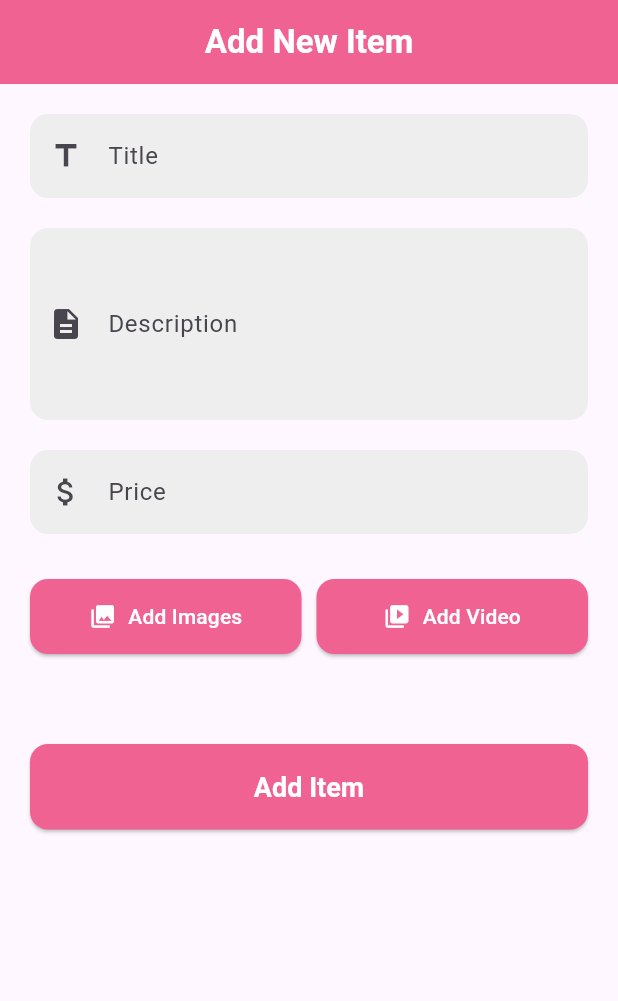
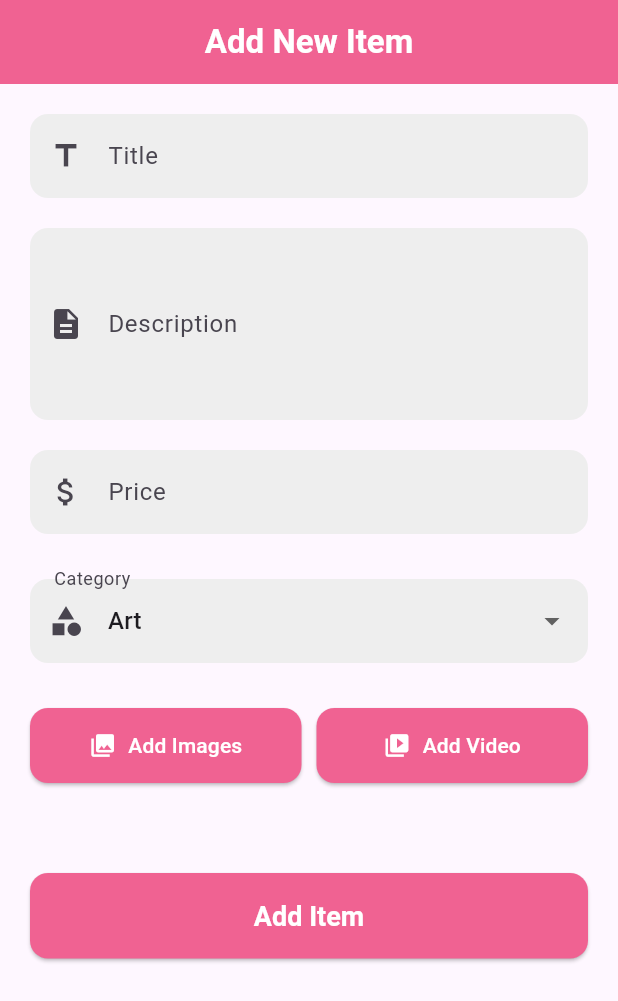
Before and after one commit to Darshan7Golechha/custom_gifts, a Flutter app: the HomePage screen opened by its route, after a tap on "Add Item", on a phone screen of 412 x 824 dp. Shown: the top 1001 px of the screen. Run offline on Flutter 3.47's test engine with Material 3 defaults, Android fonts, the phone set to English and light mode, and no system bars; our stand-ins replace bloc, cloud_firestore, dartz, firebase_auth, firebase_core, firebase_storage and 9 more; accounts and stored records are empty; network calls fail.

Commit message:
added category in item entity and its usecase

```diff
--- a/lib/application/item/item_bloc.dart
+++ b/lib/application/item/item_bloc.dart
@@ -28,6 +28,33 @@ class ItemBloc extends Bloc<ItemEvent, ItemState> {
           ),
         );
         final failureOrSuccess = await itemRepository.getItems();
+
+        failureOrSuccess.fold(
+          (failure) => emit(
+            state.copyWith(
+              itemList: <Item>[],
+              failureOrSuccessOption: optionOf(failureOrSuccess),
+              isLoading: false,
+            ),
+          ),
+          (items) => emit(
+            state.copyWith(
+              itemList: items,
+              failureOrSuccessOption: none(),
+              isLoading: false,
+            ),
+          ),
+        );
+      },
+      fetchItemsByCategory: (e) async {
+        emit(
+          state.copyWith(
+            isLoading: true,
+            itemList: [],
+          ),
+        );
+        final failureOrSuccess =
+            await itemRepository.getItemsByCategory(category: e.category);
 
         failureOrSuccess.fold(
           (failure) => emit(
--- a/lib/application/item/item_event.dart
+++ b/lib/application/item/item_event.dart
@@ -7,7 +7,8 @@ class ItemEvent with _$ItemEvent {
   const factory ItemEvent.fetchItem({required String itemID}) = _FetchItem;
   const factory ItemEvent.fetchUserItems({required String userID}) =
       _FetchUSerItems;
-
+  const factory ItemEvent.fetchItemsByCategory({required String category}) =
+      _FetchItemsByCategory;
   const factory ItemEvent.addItem({required Item item}) = _AddItem;
 
   const factory ItemEvent.addImage({required List<String> images}) = _AddImage;
--- a/lib/domain/item/entities/item.dart
+++ b/lib/domain/item/entities/item.dart
@@ -12,6 +12,7 @@ class Item with _$Item {
     required String userID,
     required String title,
     required String thumbnail,
+    required String category,
     required String description,
     required int likesCount,
     required int commentsCount,
@@ -28,6 +29,7 @@ class Item with _$Item {
         itemID: '',
         title: '',
         thumbnail: '',
+        category: '',
         description: '',
         likesCount: 0,
         commentsCount: 0,
--- a/lib/domain/item/repository/i_item_repository.dart
+++ b/lib/domain/item/repository/i_item_repository.dart
@@ -7,4 +7,6 @@ abstract class IItemRepository {
   Future<Either<ApiFailure, bool>> addItem({required Item item});
   Future<Either<ApiFailure, Item>> getItem({required String itemID});
   Future<Either<ApiFailure, List<Item>>> getUserItems({required String userID});
+  Future<Either<ApiFailure, List<Item>>> getItemsByCategory(
+      {required String category});
 }
--- a/lib/infrastructure/item/datasource/item_remote.dart
+++ b/lib/infrastructure/item/datasource/item_remote.dart
@@ -13,6 +13,17 @@ class ItemRemoteDataSource {
       );
   Future<List<ItemDto>> getItems() async {
     return ((await itemRef
+                .orderBy('createdDate', descending: true)
+                .limit(5)
+                .get())
+            .docs)
+        .map((e) => e.data())
+        .toList();
+  }
+
+  Future<List<ItemDto>> getItemsByCategory(String category) async {
+    return ((await itemRef
+                .where('category', isEqualTo: category)
                 .orderBy('createdDate', descending: true)
                 .limit(5)
                 .get())
--- a/lib/infrastructure/item/dtos/item_dto.dart
+++ b/lib/infrastructure/item/dtos/item_dto.dart
@@ -19,6 +19,7 @@ class ItemDto with _$ItemDto {
     @JsonKey(name: 'title', defaultValue: '') required String title,
     @JsonKey(name: 'likesCount', defaultValue: 0) required int likesCount,
     @JsonKey(name: 'thumbnail', defaultValue: '') required String thumbnail,
+    @JsonKey(name: 'category', defaultValue: '') required String category,
     @JsonKey(name: 'description', defaultValue: '') required String description,
     @JsonKey(name: 'commentsCount', defaultValue: 0) required int commentsCount,
     @JsonKey(name: 'price', defaultValue: 0) required int price,
@@ -36,6 +37,7 @@ class ItemDto with _$ItemDto {
       itemID: item.itemID,
       title: item.title,
       thumbnail: item.thumbnail,
+      category: item.category,
       description: item.description,
       likesCount: item.likesCount,
       commentsCount: item.commentsCount,
@@ -53,6 +55,7 @@ class ItemDto with _$ItemDto {
       itemID: itemID,
       title: title,
       thumbnail: thumbnail,
+      category: category,
       likesCount: likesCount,
       description: description,
       commentsCount: commentsCount,
--- a/lib/presentation/item/create_item/widgets/add_edit_item.dart
+++ b/lib/presentation/item/create_item/widgets/add_edit_item.dart
@@ -22,6 +22,21 @@ class _AddEditItemState extends State<AddEditItem> {
   final _priceController = TextEditingController();
   final List<String> _selectedImages = [];
   final List<String> _selectedVideos = [];
+  String _selectedCategory = 'Art';
+
+  // Define categories
+  final List<String> _categories = [
+    'Art',
+    'Crafts',
+    'Handmade',
+    'Vintage',
+    'Jewelry',
+    'Clothing',
+    'Home Decor',
+    'Toys',
+    'Digital Art',
+    'Other',
+  ];
 
   @override
   void initState() {
@@ -64,6 +79,7 @@ class _AddEditItemState extends State<AddEditItem> {
         videos: _selectedVideos,
         createdDate: DateTime.now(),
         user: User.empty(), // This will be set in the repository
+        category: _selectedCategory,
       );
 
       context.read<ItemBloc>().add(ItemEvent.addItem(item: item));
@@ -187,6 +203,41 @@ class _AddEditItemState extends State<AddEditItem> {
                     }
                     if (double.tryParse(value) == null) {
                       return 'Please enter a valid number';
+                    }
+                    return null;
+                  },
+                ),
+                const SizedBox(height: 30),
+
+                // Category Dropdown
+                DropdownButtonFormField<String>(
+                  value: _selectedCategory,
+                  decoration: InputDecoration(
+                    labelText: 'Category',
+                    border: OutlineInputBorder(
+                      borderRadius: BorderRadius.circular(12),
+                      borderSide: BorderSide.none,
+                    ),
+                    filled: true,
+                    fillColor: Colors.grey[200],
+                    prefixIcon: const Icon(Icons.category),
+                  ),
+                  items: _categories.map((String category) {
+                    return DropdownMenuItem(
+                      value: category,
+                      child: Text(category),
+                    );
+                  }).toList(),
+                  onChanged: (String? newValue) {
+                    if (newValue != null) {
+                      setState(() {
+                        _selectedCategory = newValue;
+                      });
+                    }
+                  },
+                  validator: (value) {
+                    if (value == null || value.isEmpty) {
+                      return 'Please select a category';
                     }
                     return null;
                   },
```
Also changed, not shown: lib/infrastructure/item/repository/item_repository.dart (+17 -0 lines), lib/application/item/item_bloc.freezed.dart, lib/domain/item/entities/item.freezed.dart, lib/infrastructure/item/dtos/item_dto.freezed.dart, lib/infrastructure/item/dtos/item_dto.g.dart.
